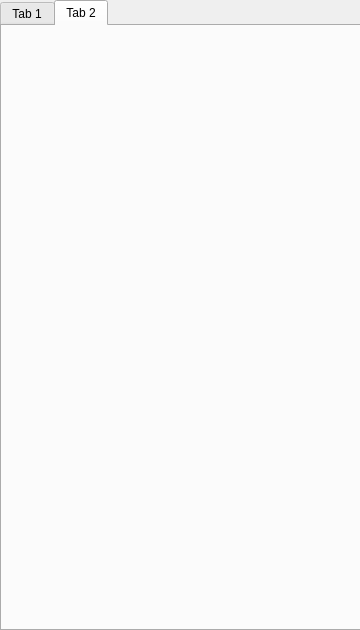
Qt form WDSkin.ui (r00terAF18/redditWDSim) before a commit.
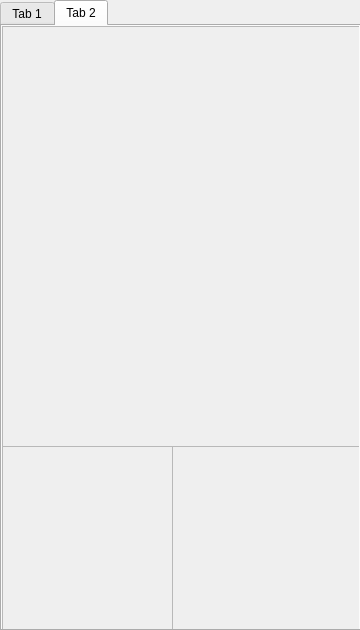
The same form after that commit. The open tabs and pages were chosen to show the change. Icons and pictures are not drawn.

Commit message: added scroll area for hacker_text

Diff of the .ui file:
```diff
--- a/WDSkin.ui
+++ b/WDSkin.ui
@@ -233,6 +233,75 @@
      <attribute name="title">
       <string>Tab 2</string>
      </attribute>
+     <widget class="QScrollArea" name="mainScroll">
+      <property name="geometry">
+       <rect>
+        <x>0</x>
+        <y>0</y>
+        <width>361</width>
+        <height>421</height>
+       </rect>
+      </property>
+      <property name="widgetResizable">
+       <bool>true</bool>
+      </property>
+      <widget class="QWidget" name="scrollAreaWidgetContents">
+       <property name="geometry">
+        <rect>
+         <x>0</x>
+         <y>0</y>
+         <width>359</width>
+         <height>419</height>
+        </rect>
+       </property>
+      </widget>
+     </widget>
+     <widget class="QScrollArea" name="scroll_1">
+      <property name="geometry">
+       <rect>
+        <x>0</x>
+        <y>420</y>
+        <width>171</width>
+        <height>191</height>
+       </rect>
+      </property>
+      <property name="widgetResizable">
+       <bool>true</bool>
+      </property>
+      <widget class="QWidget" name="scrollAreaWidgetContents_2">
+       <property name="geometry">
+        <rect>
+         <x>0</x>
+         <y>0</y>
+         <width>169</width>
+         <height>189</height>
+        </rect>
+       </property>
+      </widget>
+     </widget>
+     <widget class="QScrollArea" name="scroll_2">
+      <property name="geometry">
+       <rect>
+        <x>170</x>
+        <y>420</y>
+        <width>191</width>
+        <height>191</height>
+       </rect>
+      </property>
+      <property name="widgetResizable">
+       <bool>true</bool>
+      </property>
+      <widget class="QWidget" name="scrollAreaWidgetContents_3">
+       <property name="geometry">
+        <rect>
+         <x>0</x>
+         <y>0</y>
+         <width>189</width>
+         <height>189</height>
+        </rect>
+       </property>
+      </widget>
+     </widget>
     </widget>
    </widget>
   </widget>
```
